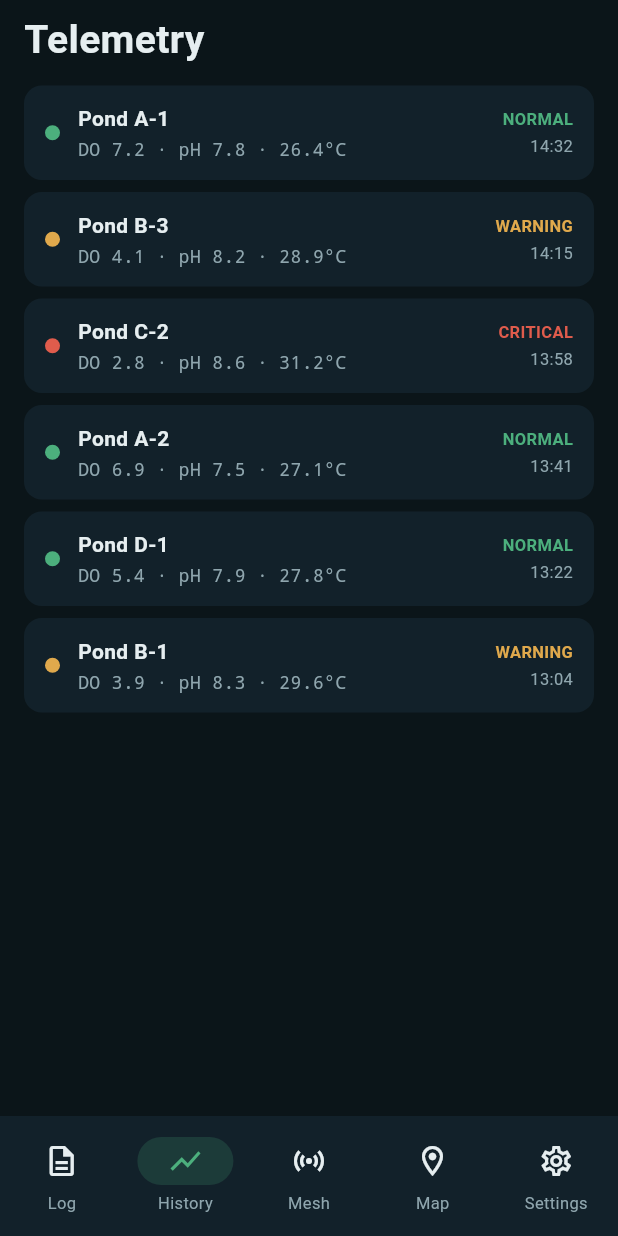
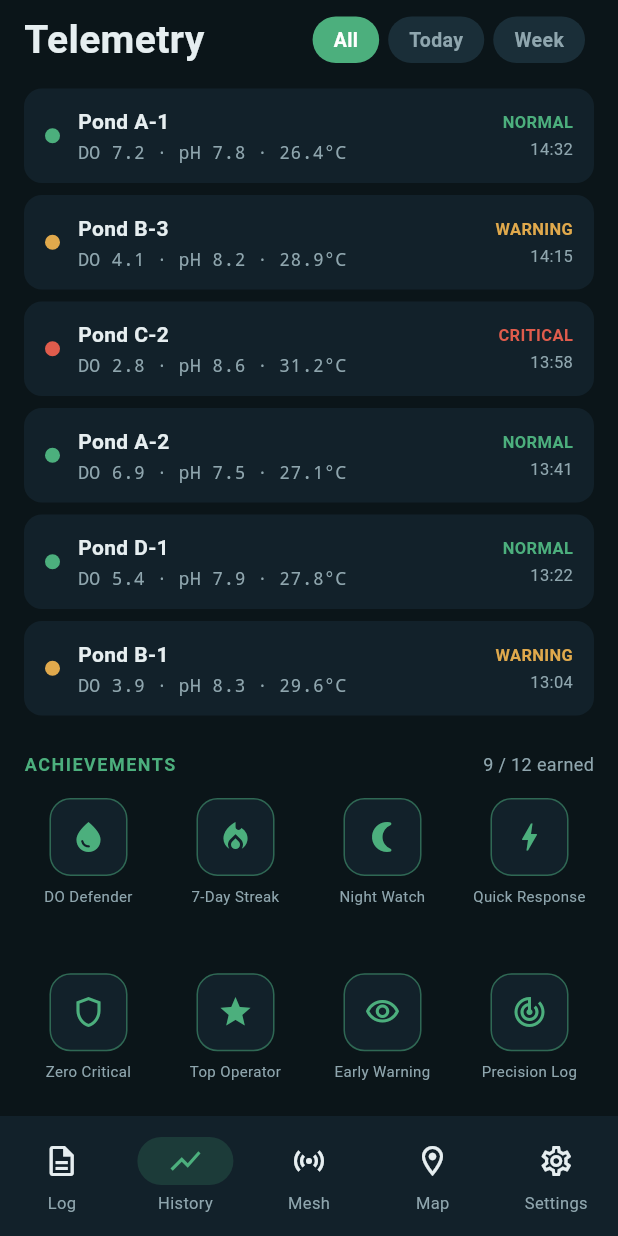
Before and after one commit to jhaienz/AquaPulse-mobile, a Flutter app: the screen it shows after launch, item 2 of the bottom bar chosen, on a phone screen of 412 x 824 dp. Run offline on Flutter 3.47's test engine with Material 3 defaults, Android fonts, the phone set to English and light mode, and no system bars; our stand-ins replace flutter_riverpod.

Commit message:
Phase 2: History tab — telemetry filters + achievements grid
All/Today/Week filter chips (screen-local state) over the per-enclosure
telemetry list, plus the achievements badge grid (earned/locked, 9/12) with
an AchievementRepository behind the seam. analyze clean, 5 tests passing.

Co-Authored-By: Claude Opus 4.8 <noreply@anthropic.com>

```diff
--- /dev/null
+++ b/lib/models/achievement.dart
@@ -0,0 +1,10 @@
+import 'package:flutter/material.dart';
+
+/// An operator achievement badge (gamification, figma History tab).
+/// Engagement layer — independent of the forecasting pipeline.
+class Achievement {
+  final String label;
+  final IconData icon;
+  final bool earned;
+  const Achievement(this.label, this.icon, {this.earned = false});
+}
--- a/lib/repositories/fixtures.dart
+++ b/lib/repositories/fixtures.dart
@@ -1,3 +1,6 @@
+import 'package:flutter/material.dart';
+
+import '../models/achievement.dart';
 import '../models/enclosure.dart';
 import '../models/field_log.dart';
 import '../models/forecast.dart';
@@ -74,3 +77,19 @@ FieldLogEntry fixtureFieldLog(String enclosureId) => FieldLogEntry(
 
 /// The enclosure the Log tab is focused on (mockup opens on A-1).
 const fixtureSelectedEnclosureId = 'A-1';
+
+/// Achievement badges — 9 of 12 earned, matching the mockup grid.
+const fixtureAchievements = <Achievement>[
+  Achievement('DO Defender', Icons.water_drop, earned: true),
+  Achievement('7-Day Streak', Icons.local_fire_department, earned: true),
+  Achievement('Night Watch', Icons.nightlight_round, earned: true),
+  Achievement('Quick Response', Icons.bolt, earned: true),
+  Achievement('Zero Critical', Icons.shield_outlined, earned: true),
+  Achievement('Top Operator', Icons.star, earned: true),
+  Achievement('Early Warning', Icons.visibility_outlined, earned: true),
+  Achievement('Precision Log', Icons.track_changes, earned: true),
+  Achievement('Field Veteran', Icons.workspace_premium, earned: true),
+  Achievement('Data Streak', Icons.trending_up, earned: false),
+  Achievement('Dawn Patrol', Icons.wb_sunny_outlined, earned: false),
+  Achievement('Mesh Master', Icons.sensors, earned: false),
+];
--- a/lib/repositories/repositories.dart
+++ b/lib/repositories/repositories.dart
@@ -1,5 +1,6 @@
 import 'package:flutter_riverpod/flutter_riverpod.dart';
 
+import '../models/achievement.dart';
 import '../models/enclosure.dart';
 import '../models/field_log.dart';
 import '../models/forecast.dart';
@@ -26,6 +27,10 @@ abstract interface class ForecastRepository {
 
 abstract interface class FieldLogRepository {
   Future<FieldLogEntry> latestFor(String enclosureId);
+}
+
+abstract interface class AchievementRepository {
+  Future<List<Achievement>> all();
 }
 
 // --- Fixture implementations ---
@@ -56,6 +61,11 @@ class FixtureFieldLogRepository implements FieldLogRepository {
       fixtureFieldLog(enclosureId);
 }
 
+class FixtureAchievementRepository implements AchievementRepository {
+  @override
+  Future<List<Achievement>> all() async => fixtureAchievements;
+}
+
 // --- Providers (swap the override here to go live) ---
 
 final enclosureRepositoryProvider =
@@ -66,6 +76,8 @@ final forecastRepositoryProvider =
     Provider<ForecastRepository>((_) => FixtureForecastRepository());
 final fieldLogRepositoryProvider =
     Provider<FieldLogRepository>((_) => FixtureFieldLogRepository());
+final achievementRepositoryProvider =
+    Provider<AchievementRepository>((_) => FixtureAchievementRepository());
 
 // The enclosure the Log tab is focused on. Read-only for now; becomes a
 // Notifier once the operator can switch enclosures (later phase).
@@ -83,3 +95,5 @@ final forecastProvider = FutureProvider.family<Forecast, String>(
     (ref, id) => ref.watch(forecastRepositoryProvider).forEnclosure(id));
 final fieldLogProvider = FutureProvider.family<FieldLogEntry, String>(
     (ref, id) => ref.watch(fieldLogRepositoryProvider).latestFor(id));
+final achievementsProvider = FutureProvider<List<Achievement>>(
+    (ref) => ref.watch(achievementRepositoryProvider).all());
--- a/lib/screens/history_screen.dart
+++ b/lib/screens/history_screen.dart
@@ -1,65 +1,152 @@
 import 'package:flutter/material.dart';
 import 'package:flutter_riverpod/flutter_riverpod.dart';
 
+import '../models/achievement.dart';
 import '../models/enclosure.dart';
+import '../models/telemetry.dart';
 import '../repositories/repositories.dart';
 import '../theme.dart';
 
-/// Telemetry list (figma "History" tab). Phase-0 version proves the
-/// repository seam: real fixture data, real status logic. Achievements grid
-/// and filters land in Phase 2.
-class HistoryScreen extends ConsumerWidget {
+/// How much telemetry history the list shows. Over latest-per-enclosure
+/// fixtures the windows overlap; they bite once real time-series data exists.
+enum TelemetryFilter { all, today, week }
+
+extension on TelemetryFilter {
+  String get label => switch (this) {
+        TelemetryFilter.all => 'All',
+        TelemetryFilter.today => 'Today',
+        TelemetryFilter.week => 'Week',
+      };
+
+  bool includes(DateTime t, DateTime ref) => switch (this) {
+        TelemetryFilter.all => true,
+        TelemetryFilter.today => t.year == ref.year && t.month == ref.month && t.day == ref.day,
+        TelemetryFilter.week => t.isAfter(ref.subtract(const Duration(days: 7))),
+      };
+}
+
+/// History tab — telemetry list (filterable) + achievements grid.
+class HistoryScreen extends ConsumerStatefulWidget {
   const HistoryScreen({super.key});
 
   @override
-  Widget build(BuildContext context, WidgetRef ref) {
+  ConsumerState<HistoryScreen> createState() => _HistoryScreenState();
+}
+
+class _HistoryScreenState extends ConsumerState<HistoryScreen> {
+  TelemetryFilter _filter = TelemetryFilter.all;
+
+  @override
+  Widget build(BuildContext context) {
     final enclosures = ref.watch(enclosuresProvider);
     final latest = ref.watch(latestTelemetryProvider);
+    final achievements = ref.watch(achievementsProvider);
 
     return SafeArea(
-      child: Padding(
-        padding: const EdgeInsets.symmetric(horizontal: 16),
-        child: Column(
-          crossAxisAlignment: CrossAxisAlignment.start,
+      child: ListView(
+        padding: const EdgeInsets.fromLTRB(16, 8, 16, 24),
         children: [
-            const SizedBox(height: 8),
+          Row(
+            mainAxisAlignment: MainAxisAlignment.spaceBetween,
+            children: [
               const Text('Telemetry',
-                style: TextStyle(
-                    fontSize: 26,
-                    fontWeight: FontWeight.bold,
-                    color: AppColors.textPrimary)),
-            const SizedBox(height: 12),
-            Expanded(
-              child: switch ((enclosures, latest)) {
+                  style: TextStyle(fontSize: 26, fontWeight: FontWeight.bold, color: AppColors.textPrimary)),
+              Row(children: [
+                for (final f in TelemetryFilter.values) ...[
+                  _FilterChip(
+                    label: f.label,
+                    selected: _filter == f,
+                    onTap: () => setState(() => _filter = f),
+                  ),
+                  const SizedBox(width: 6),
+                ],
+              ]),
+            ],
+          ),
+          const SizedBox(height: 14),
+          switch ((enclosures, latest)) {
             (AsyncData(value: final list), AsyncData(value: final readings)) =>
-                  ListView.separated(
-                    itemCount: list.length,
-                    separatorBuilder: (_, _) => const SizedBox(height: 8),
-                    itemBuilder: (_, i) {
-                      final e = list[i];
+              _TelemetryList(list: list, readings: readings, filter: _filter),
+            (AsyncError(:final error), _) || (_, AsyncError(:final error)) =>
+              Text('Error: $error'),
+            _ => const Center(child: Padding(padding: EdgeInsets.all(24), child: CircularProgressIndicator())),
+          },
+          const SizedBox(height: 24),
+          switch (achievements) {
+            AsyncData(value: final list) => _Achievements(list),
+            _ => const SizedBox.shrink(),
+          },
+        ],
+      ),
+    );
+  }
+}
+
+class _TelemetryList extends StatelessWidget {
+  final List<Enclosure> list;
+  final Map<String, TelemetryReading> readings;
+  final TelemetryFilter filter;
+  const _TelemetryList({required this.list, required this.readings, required this.filter});
+
+  @override
+  Widget build(BuildContext context) {
+    final ref = readings.values.isEmpty
+        ? DateTime.now()
+        : readings.values.map((r) => r.timestamp).reduce((a, b) => a.isAfter(b) ? a : b);
+
+    final tiles = <Widget>[];
+    for (final e in list) {
       final r = readings[e.id];
-                      final status = r == null
-                          ? EnclosureStatus.normal
-                          : statusFromDo(r.doMgL, e.profile);
-                      return _TelemetryTile(
+      if (r != null && !filter.includes(r.timestamp, ref)) continue;
+      final status = r == null ? EnclosureStatus.normal : statusFromDo(r.doMgL, e.profile);
+      tiles.add(_TelemetryTile(
         name: e.name.split(' — ').first,
         status: status,
-                        summary: r == null
-                            ? 'No data'
-                            : 'DO ${r.doMgL} · pH ${r.ph} · ${r.tempC}°C',
-                        time: r == null
-                            ? ''
-                            : '${r.timestamp.hour.toString().padLeft(2, '0')}:${r.timestamp.minute.toString().padLeft(2, '0')}',
+        summary: r == null ? 'No data' : 'DO ${r.doMgL} · pH ${r.ph} · ${r.tempC}°C',
+        time: r == null ? '' : _hhmm(r.timestamp),
+      ));
+    }
+    if (tiles.isEmpty) {
+      return const Padding(
+        padding: EdgeInsets.symmetric(vertical: 24),
+        child: Center(child: Text('No readings in this window', style: TextStyle(color: AppColors.textSecondary))),
       );
-                    },
+    }
+    return Column(
+      children: [
+        for (var i = 0; i < tiles.length; i++) ...[
+          if (i > 0) const SizedBox(height: 8),
+          tiles[i],
+        ],
+      ],
+    );
+  }
+}
+
+String _hhmm(DateTime t) =>
+    '${t.hour.toString().padLeft(2, '0')}:${t.minute.toString().padLeft(2, '0')}';
+
+class _FilterChip extends StatelessWidget {
+  final String label;
+  final bool selected;
+  final VoidCallback onTap;
+  const _FilterChip({required this.label, required this.selected, required this.onTap});
+
+  @override
+  Widget build(BuildContext context) {
+    return GestureDetector(
+      onTap: onTap,
+      child: Container(
+        padding: const EdgeInsets.symmetric(horizontal: 14, vertical: 6),
+        decoration: BoxDecoration(
+          color: selected ? AppColors.accent : AppColors.surfaceAlt,
+          borderRadius: BorderRadius.circular(20),
         ),
-                (AsyncError(:final error), _) || (_, AsyncError(:final error)) =>
-                  Center(child: Text('Error: $error')),
-                _ => const Center(child: CircularProgressIndicator()),
-              },
-            ),
-          ],
-        ),
+        child: Text(label,
+            style: TextStyle(
+                fontSize: 13,
+                fontWeight: FontWeight.w600,
+                color: selected ? Colors.white : AppColors.textSecondary)),
       ),
     );
   }
@@ -82,47 +169,28 @@ class _TelemetryTile extends StatelessWidget {
   Widget build(BuildContext context) {
     return Container(
       padding: const EdgeInsets.symmetric(horizontal: 14, vertical: 12),
-      decoration: BoxDecoration(
-        color: AppColors.surface,
-        borderRadius: BorderRadius.circular(12),
-      ),
+      decoration: BoxDecoration(color: AppColors.surface, borderRadius: BorderRadius.circular(12)),
       child: Row(
         children: [
-          Container(
-            width: 10,
-            height: 10,
-            decoration: BoxDecoration(color: status.color, shape: BoxShape.circle),
-          ),
+          Container(width: 10, height: 10, decoration: BoxDecoration(color: status.color, shape: BoxShape.circle)),
           const SizedBox(width: 12),
           Expanded(
             child: Column(
               crossAxisAlignment: CrossAxisAlignment.start,
               children: [
-                Text(name,
-                    style: const TextStyle(
-                        fontWeight: FontWeight.w600,
-                        color: AppColors.textPrimary)),
+                Text(name, style: const TextStyle(fontWeight: FontWeight.w600, color: AppColors.textPrimary)),
                 const SizedBox(height: 2),
                 Text(summary,
-                    style: const TextStyle(
-                        fontSize: 12,
-                        color: AppColors.textSecondary,
-                        fontFamily: 'monospace')),
+                    style: const TextStyle(fontSize: 12, color: AppColors.textSecondary, fontFamily: 'monospace')),
               ],
             ),
           ),
           Column(
             crossAxisAlignment: CrossAxisAlignment.end,
             children: [
-              Text(status.label,
-                  style: TextStyle(
-                      fontSize: 11,
-                      fontWeight: FontWeight.bold,
-                      color: status.color)),
+              Text(status.label, style: TextStyle(fontSize: 11, fontWeight: FontWeight.bold, color: status.color)),
               const SizedBox(height: 2),
-              Text(time,
-                  style: const TextStyle(
-                      fontSize: 11, color: AppColors.textSecondary)),
+              Text(time, style: const TextStyle(fontSize: 11, color: AppColors.textSecondary)),
             ],
           ),
         ],
@@ -130,3 +198,70 @@ class _TelemetryTile extends StatelessWidget {
     );
   }
 }
+
+class _Achievements extends StatelessWidget {
+  final List<Achievement> list;
+  const _Achievements(this.list);
+
+  @override
+  Widget build(BuildContext context) {
+    final earned = list.where((a) => a.earned).length;
+    return Column(
+      crossAxisAlignment: CrossAxisAlignment.start,
+      children: [
+        Row(
+          mainAxisAlignment: MainAxisAlignment.spaceBetween,
+          children: [
+            const Text('ACHIEVEMENTS',
+                style: TextStyle(fontSize: 12, letterSpacing: 1, fontWeight: FontWeight.bold, color: AppColors.accent)),
+            Text('$earned / ${list.length} earned',
+                style: const TextStyle(fontSize: 12, color: AppColors.textSecondary)),
+          ],
+        ),
+        const SizedBox(height: 14),
+        GridView.count(
+          crossAxisCount: 4,
+          shrinkWrap: true,
+          physics: const NeverScrollableScrollPhysics(),
+          mainAxisSpacing: 12,
+          crossAxisSpacing: 12,
+          childAspectRatio: 0.82,
+          children: [for (final a in list) _Badge(a)],
+        ),
+      ],
+    );
+  }
+}
+
+class _Badge extends StatelessWidget {
+  final Achievement a;
+  const _Badge(this.a);
+
+  @override
+  Widget build(BuildContext context) {
+    final color = a.earned ? AppColors.accent : AppColors.textSecondary;
+    return Opacity(
+      opacity: a.earned ? 1 : 0.4,
+      child: Column(
+        children: [
+          Container(
+            width: 52,
+            height: 52,
+            decoration: BoxDecoration(
+              color: AppColors.surface,
+              borderRadius: BorderRadius.circular(14),
+              border: Border.all(color: a.earned ? color.withValues(alpha: 0.5) : AppColors.border),
+            ),
+            child: Icon(a.icon, color: color, size: 24),
+          ),
+          const SizedBox(height: 6),
+          Text(a.label,
+              textAlign: TextAlign.center,
+              maxLines: 2,
+              overflow: TextOverflow.ellipsis,
+              style: const TextStyle(fontSize: 10, color: AppColors.textSecondary)),
+        ],
+      ),
+    );
+  }
+}
```
Also changed, not shown: 3 other files. Lines whose indentation alone changed are shown as unchanged.
